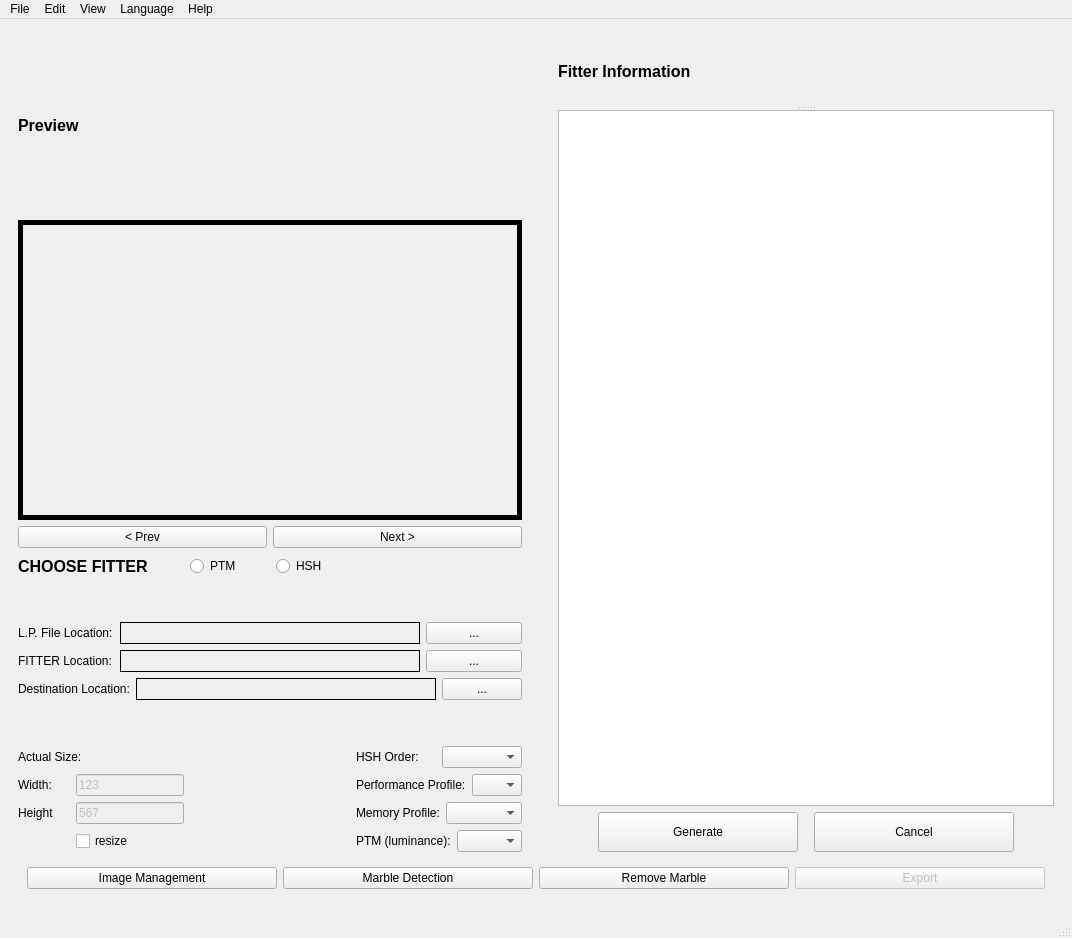
First picture: the form in RTIe/RTIe_builder/system_ui.ui, repository Super-SaiyanSandwich/ECMM427, before the edit.
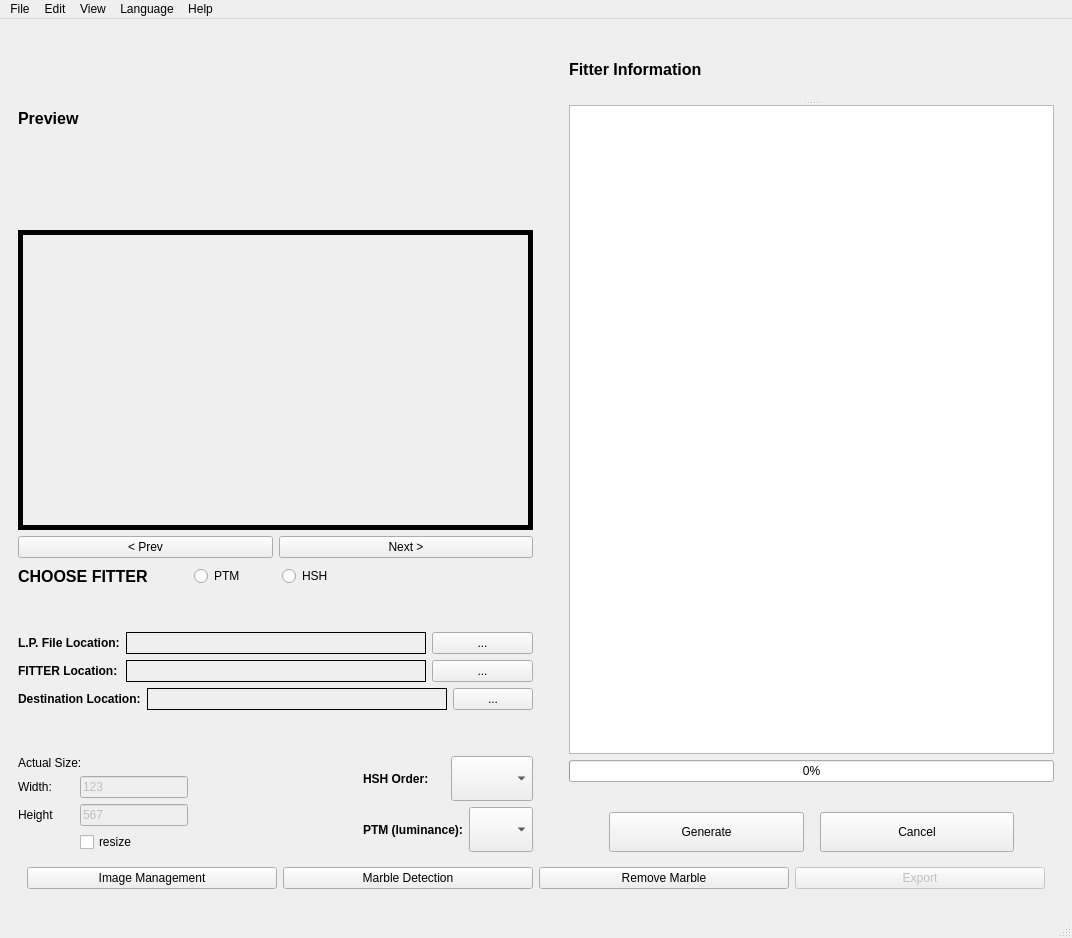
Second picture: the form after the edit. The open tabs and pages were chosen to show the change. Icons and pictures are not drawn. Custom widgets are drawn as their Qt base class.

Commit message:
added the progress bar back
added the progress bar back

What changed in the file:
```diff
--- a/RTIe/RTIe_builder/system_ui.ui
+++ b/RTIe/RTIe_builder/system_ui.ui
@@ -1666,6 +1666,24 @@
               </property>
              </widget>
             </item>
+            <item>
+             <widget class="QLabel" name="image_Name">
+              <property name="font">
+               <font>
+                <pointsize>12</pointsize>
+                <weight>75</weight>
+                <italic>true</italic>
+                <bold>true</bold>
+               </font>
+              </property>
+              <property name="text">
+               <string/>
+              </property>
+              <property name="alignment">
+               <set>Qt::AlignCenter</set>
+              </property>
+             </widget>
+            </item>
             <item>
              <widget class="QLabel" name="image_Label_3">
               <property name="sizePolicy">
@@ -1869,6 +1887,14 @@
                           <verstretch>0</verstretch>
                          </sizepolicy>
                         </property>
+                        <property name="font">
+                         <font>
+                          <pointsize>9</pointsize>
+                          <weight>75</weight>
+                          <italic>false</italic>
+                          <bold>true</bold>
+                         </font>
+                        </property>
                         <property name="text">
                          <string>L.P. File Location:</string>
                         </property>
@@ -2030,6 +2056,13 @@
                           <verstretch>0</verstretch>
                          </sizepolicy>
                         </property>
+                        <property name="font">
+                         <font>
+                          <pointsize>9</pointsize>
+                          <weight>75</weight>
+                          <bold>true</bold>
+                         </font>
+                        </property>
                         <property name="text">
                          <string>FITTER Location:</string>
                         </property>
@@ -2185,6 +2218,13 @@
                           <verstretch>0</verstretch>
                          </sizepolicy>
                         </property>
+                        <property name="font">
+                         <font>
+                          <pointsize>9</pointsize>
+                          <weight>75</weight>
+                          <bold>true</bold>
+                         </font>
+                        </property>
                         <property name="text">
                          <string>Destination Location:</string>
                         </property>
@@ -2460,6 +2500,13 @@
                             <verstretch>0</verstretch>
                            </sizepolicy>
                           </property>
+                          <property name="font">
+                           <font>
+                            <pointsize>9</pointsize>
+                            <weight>75</weight>
+                            <bold>true</bold>
+                           </font>
+                          </property>
                           <property name="text">
                            <string>HSH Order:</string>
                           </property>
@@ -2497,100 +2544,6 @@
                         </item>
                        </layout>
                       </item>
-                      <item>
-                       <layout class="QHBoxLayout" name="performance_Layout">
-                        <item>
-                         <widget class="QLabel" name="label_28">
-                          <property name="sizePolicy">
-                           <sizepolicy hsizetype="MinimumExpanding" vsizetype="MinimumExpanding">
-                            <horstretch>0</horstretch>
-                            <verstretch>0</verstretch>
-                           </sizepolicy>
-                          </property>
-                          <property name="text">
-                           <string>Performance Profile:</string>
-                          </property>
-                         </widget>
-                        </item>
-                        <item>
-                         <widget class="QComboBox" name="performance_Profile">
-                          <property name="sizePolicy">
-                           <sizepolicy hsizetype="MinimumExpanding" vsizetype="MinimumExpanding">
-                            <horstretch>0</horstretch>
-                            <verstretch>0</verstretch>
-                           </sizepolicy>
-                          </property>
-                          <item>
-                           <property name="text">
-                            <string/>
-                           </property>
-                          </item>
-                          <item>
-                           <property name="text">
-                            <string>1</string>
-                           </property>
-                          </item>
-                          <item>
-                           <property name="text">
-                            <string>2</string>
-                           </property>
-                          </item>
-                          <item>
-                           <property name="text">
-                            <string>3</string>
-                           </property>
-                          </item>
-                         </widget>
-                        </item>
-                       </layout>
-                      </item>
-                      <item>
-                       <layout class="QHBoxLayout" name="memory_Layout">
-                        <item>
-                         <widget class="QLabel" name="label_29">
-                          <property name="sizePolicy">
-                           <sizepolicy hsizetype="MinimumExpanding" vsizetype="MinimumExpanding">
-                            <horstretch>0</horstretch>
-                            <verstretch>0</verstretch>
-                           </sizepolicy>
-                          </property>
-                          <property name="text">
-                           <string>Memory Profile:</string>
-                          </property>
-                         </widget>
-                        </item>
-                        <item>
-                         <widget class="QComboBox" name="Memory_Profile">
-                          <property name="sizePolicy">
-                           <sizepolicy hsizetype="MinimumExpanding" vsizetype="MinimumExpanding">
-                            <horstretch>0</horstretch>
-                            <verstretch>0</verstretch>
-                           </sizepolicy>
-                          </property>
-                          <item>
-                           <property name="text">
-                            <string/>
-                           </property>
-                          </item>
-                          <item>
-                           <property name="text">
-                            <string>1</string>
-                           </property>
-                          </item>
-                          <item>
-                           <property name="text">
-                            <string>2</string>
-                           </property>
-                          </item>
-                          <item>
-                           <property name="text">
-                            <string>3</string>
-                           </property>
-                          </item>
-                         </widget>
-                        </item>
-                       </layout>
-                      </item>
                       <item>
                        <layout class="QHBoxLayout" name="ptm_layout">
                         <item>
@@ -2601,6 +2554,13 @@
                             <verstretch>0</verstretch>
                            </sizepolicy>
                           </property>
+                          <property name="font">
+                           <font>
+                            <pointsize>9</pointsize>
+                            <weight>75</weight>
+                            <bold>true</bold>
+                           </font>
+                          </property>
                           <property name="text">
                            <string>PTM (luminance):</string>
                           </property>
@@ -2709,12 +2669,37 @@
                 <string>&lt;!DOCTYPE HTML PUBLIC &quot;-//W3C//DTD HTML 4.0//EN&quot; &quot;http://www.w3.org/TR/REC-html40/strict.dtd&quot;&gt;
 &lt;html&gt;&lt;head&gt;&lt;meta name=&quot;qrichtext&quot; content=&quot;1&quot; /&gt;&lt;style type=&quot;text/css&quot;&gt;
 p, li { white-space: pre-wrap; }
-&lt;/style&gt;&lt;/head&gt;&lt;body style=&quot; font-family:'Ubuntu'; font-size:11pt; font-weight:400; font-style:normal;&quot;&gt;
-&lt;p style=&quot;-qt-paragraph-type:empty; margin-top:0px; margin-bottom:0px; margin-left:0px; margin-right:0px; -qt-block-indent:0; text-indent:0px; font-family:'MS Shell Dlg 2'; font-size:7.8pt;&quot;&gt;&lt;br /&gt;&lt;/p&gt;&lt;/body&gt;&lt;/html&gt;</string>
+&lt;/style&gt;&lt;/head&gt;&lt;body style=&quot; font-family:'MS Shell Dlg 2'; font-size:8.25pt; font-weight:400; font-style:normal;&quot;&gt;
+&lt;p style=&quot;-qt-paragraph-type:empty; margin-top:0px; margin-bottom:0px; margin-left:0px; margin-right:0px; -qt-block-indent:0; text-indent:0px; font-size:7.8pt;&quot;&gt;&lt;br /&gt;&lt;/p&gt;&lt;/body&gt;&lt;/html&gt;</string>
                </property>
               </widget>
              </widget>
             </item>
+            <item>
+             <widget class="QProgressBar" name="progress_Bar">
+              <property name="value">
+               <number>0</number>
+              </property>
+             </widget>
+            </item>
+            <item>
+             <widget class="QLabel" name="status">
+              <property name="font">
+               <font>
+                <pointsize>12</pointsize>
+                <weight>75</weight>
+                <italic>true</italic>
+                <bold>true</bold>
+               </font>
+              </property>
+              <property name="text">
+               <string/>
+              </property>
+              <property name="alignment">
+               <set>Qt::AlignCenter</set>
+              </property>
+             </widget>
+            </item>
             <item>
              <layout class="QHBoxLayout" name="generate_and_cancel">
               <item>
```
Left out of the diff: 22 changed lines with no effect on the pictures. The commit also changes 3 other files.
